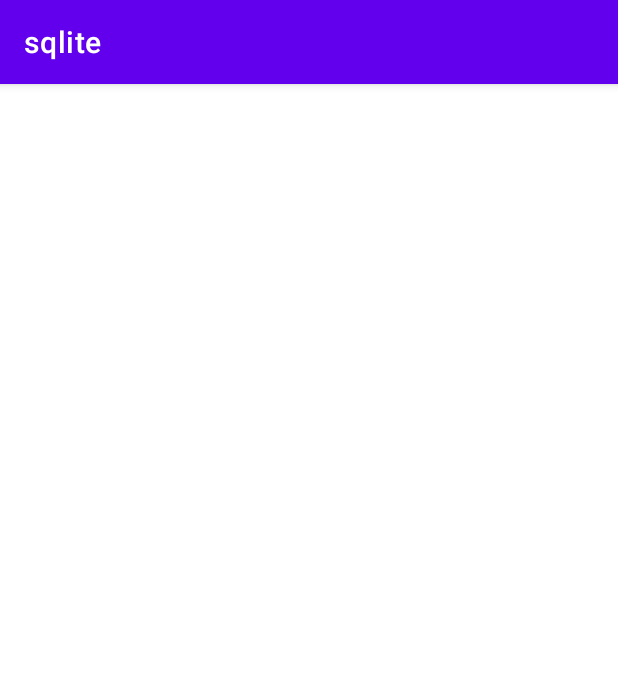
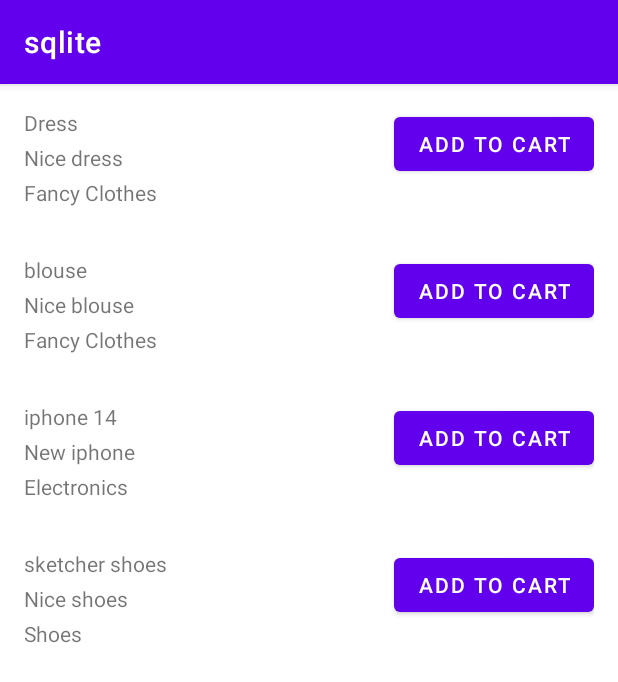
Before and after one commit to devabir93/sqlite, an Android app: the screen it shows after launch (MainActivity), on a phone screen of 412 x 824 dp. Shown: the top 682 px of the screen. Run offline under Robolectric (Android 15) with nearby library versions, the phone set to English and light mode, and no system bars.

```diff
--- a/app/build.gradle
+++ b/app/build.gradle
@@ -26,6 +26,10 @@ android {
         sourceCompatibility JavaVersion.VERSION_17
         targetCompatibility JavaVersion.VERSION_17
     }
+
+    buildFeatures{
+        viewBinding true
+    }
 }
 
 dependencies {
--- a/app/src/main/AndroidManifest.xml
+++ b/app/src/main/AndroidManifest.xml
@@ -13,7 +13,7 @@
         android:theme="@style/Theme.Sqlite"
         tools:targetApi="31">
         <activity
-            android:name=".MainActivity"
+            android:name=".ui.MainActivity"
             android:exported="true">
             <intent-filter>
                 <action android:name="android.intent.action.MAIN" />
--- a/app/src/main/java/ucas/android/sqlite/DBManager.java
+++ /dev/null
@@ -1,70 +0,0 @@
-package ucas.android.sqlite;
-import android.content.ContentValues;
-import android.content.Context;
-import android.database.Cursor;
-import android.database.SQLException;
-import android.database.sqlite.SQLiteDatabase;
-
-import java.util.ArrayList;
-
-/**
- * Created by abeer on 17,May,2023
- */
-public class DBManager {
-
-    private DatabaseHelper dbHelper;
-
-    private Context context;
-
-    private SQLiteDatabase database;
-
-    public DBManager(Context c) {
-        context = c;
-    }
-
-    public DBManager open() throws SQLException {
-        dbHelper = new DatabaseHelper(context);
-        database = dbHelper.getWritableDatabase();
-        return this;
-    }
-
-    public void close() {
-        dbHelper.close();
-    }
-
-    public void insert(Student student) {
-        ContentValues contentValue = new ContentValues();
-        contentValue.put(DatabaseHelper.NAME, student.name);
-        contentValue.put(DatabaseHelper.MAJOR, student.major);
-        database.insert(DatabaseHelper.TABLE_NAME, null, contentValue);
-    }
-
-    public ArrayList<Student> fetch() {
-        String[] columns = new String[] { DatabaseHelper._ID, DatabaseHelper.NAME, DatabaseHelper.MAJOR};
-        Cursor cursor = database.query(DatabaseHelper.TABLE_NAME, columns, null, null, null, null, null);
-        ArrayList<Student> studentArrayList = new ArrayList<>();
-        if (cursor != null) {
-            cursor.moveToFirst();
-            do{
-                int id =cursor.getInt(0);
-                String name = cursor.getString(1);
-                String major = cursor.getString(2);
-                Student student = new Student(id,name,major);
-                studentArrayList.add(student);
-            }while (cursor.moveToNext());
-        }
-        return studentArrayList;
-    }
-
-    public int update(Student student) {
-        ContentValues contentValues = new ContentValues();
-        contentValues.put(DatabaseHelper.NAME, student.name);
-        contentValues.put(DatabaseHelper.MAJOR, student.major);
-        return database.update(DatabaseHelper.TABLE_NAME, contentValues, DatabaseHelper._ID + " = " + student.id, null);
-    }
-
-    public void delete(long _id) {
-        database.delete(DatabaseHelper.TABLE_NAME, DatabaseHelper._ID + "=" + _id, null);
-    }
-
-}
--- a/app/src/main/java/ucas/android/sqlite/DatabaseHelper.java
+++ /dev/null
@@ -1,44 +0,0 @@
-package ucas.android.sqlite;
-
-
-import android.content.Context;
-import android.database.sqlite.SQLiteDatabase;
-import android.database.sqlite.SQLiteOpenHelper;
-/**
- * Created by abeer on 17,May,2023
- */
-public class DatabaseHelper extends SQLiteOpenHelper {
-
-    // Table Name
-    public static final String TABLE_NAME = "STUDENTS";
-
-    // Table columns
-    public static final String _ID = "_id";
-    public static final String NAME = "name";
-    public static final String MAJOR = "major";
-
-    // Database Information
-    static final String DB_NAME = "STUDENTS.DB";
-
-    // database version
-    static final int DB_VERSION = 1;
-
-    // Creating table query
-    private static final String CREATE_TABLE = "create table " + TABLE_NAME + "(" + _ID
-            + " INTEGER PRIMARY KEY AUTOINCREMENT, " + NAME + " TEXT NOT NULL, " + MAJOR + " TEXT);";
-
-    public DatabaseHelper(Context context) {
-        super(context, DB_NAME, null, DB_VERSION);
-    }
-
-    @Override
-    public void onCreate(SQLiteDatabase db) {
-        db.execSQL(CREATE_TABLE);
-    }
-
-    @Override
-    public void onUpgrade(SQLiteDatabase db, int oldVersion, int newVersion) {
-        db.execSQL("DROP TABLE IF EXISTS " + TABLE_NAME);
-        onCreate(db);
-    }
-}
--- a/app/src/main/java/ucas/android/sqlite/MainActivity.java
+++ /dev/null
@@ -1,24 +0,0 @@
-package ucas.android.sqlite;
-
-import androidx.appcompat.app.AppCompatActivity;
-
-import android.os.Bundle;
-import android.util.Log;
-
-import java.util.ArrayList;
-
-public class MainActivity extends AppCompatActivity {
-
-    private DBManager db;
-
-    @Override
-    protected void onCreate(Bundle savedInstanceState) {
-        super.onCreate(savedInstanceState);
-        setContentView(R.layout.activity_main);
-        db = new DBManager(this);
-        db.open();
-        db.insert(new Student("Abir","IT"));
-        ArrayList<Student> studentArrayList= db.fetch();
-        Log.d(MainActivity.class.getSimpleName(),studentArrayList.toString());
-    }
-}
--- /dev/null
+++ b/app/src/main/java/ucas/android/sqlite/ProductListener.java
@@ -0,0 +1,8 @@
+package ucas.android.sqlite;
+
+/**
+ * Created by abeer on 20,May,2023
+ */
+public interface ProductListener {
+    void onAddToCart(int productId, int count);
+}
--- /dev/null
+++ b/app/src/main/java/ucas/android/sqlite/ProductsAdapterReccylerview.java
@@ -0,0 +1,67 @@
+package ucas.android.sqlite;
+
+import android.view.LayoutInflater;
+import android.view.View;
+import android.view.ViewGroup;
+import android.widget.Button;
+import android.widget.TextView;
+
+import androidx.annotation.NonNull;
+import androidx.recyclerview.widget.RecyclerView;
+
+import java.util.ArrayList;
+
+import ucas.android.sqlite.model.Product;
+
+public  class ProductsAdapterReccylerview extends RecyclerView.Adapter<ProductsAdapterReccylerview.ProductViewholder> {
+    ArrayList<Product> productArrayList;
+    ProductListener productListener;
+    public ProductsAdapterReccylerview(ArrayList<Product> productArrayList,ProductListener productListener) {
+        this.productArrayList = productArrayList;
+        this.productListener = productListener;
+    }
+
+    @NonNull
+    @Override
+    public ProductsAdapterReccylerview.ProductViewholder onCreateViewHolder(@NonNull ViewGroup parent, int viewType) {
+        View view = LayoutInflater.from(parent.getContext()).inflate(R.layout.list_item_product , parent , false);
+        return new ProductViewholder(view);
+    }
+
+    @Override
+    public void onBindViewHolder(@NonNull ProductsAdapterReccylerview.ProductViewholder holder, int position) {
+
+        Product product = productArrayList.get(holder.getAdapterPosition());
+        if(product==null)
+            return;
+        holder.nameTv.setText(product.getName());
+        holder.descTv.setText(product.getDescription());
+        holder.categoryTv.setText(product.getCategoryName());
+        holder.addToCartBtn.setOnClickListener(new View.OnClickListener() {
+            @Override
+            public void onClick(View v) {
+                productListener.onAddToCart(product.getId(),position+2);
+            }
+        });
+    }
+
+    @Override
+    public int getItemCount() {
+        if(productArrayList!=null)
+            return productArrayList.size();
+        return 0;
+    }
+
+    static class ProductViewholder extends RecyclerView.ViewHolder{
+
+        TextView nameTv , descTv, categoryTv;
+        Button addToCartBtn;
+        public ProductViewholder(@NonNull View itemView) {
+            super(itemView);
+            nameTv = itemView.findViewById(R.id.product_name_tv);
+            descTv = itemView.findViewById(R.id.product_Desc_tv);
+            categoryTv = itemView.findViewById(R.id.product_category_tv);
+            addToCartBtn = itemView.findViewById(R.id.add_to_cart_btn);
+        }
+    }
+}
--- /dev/null
+++ b/app/src/main/java/ucas/android/sqlite/Utils.java
@@ -0,0 +1,30 @@
+package ucas.android.sqlite;
+
+import java.util.ArrayList;
+
+import ucas.android.sqlite.model.Category;
+import ucas.android.sqlite.model.Product;
+
+/**
+ * Created by abeer on 20,May,2023
+ */
+public class Utils {
+
+    public static ArrayList <Product> getProductList(){
+        ArrayList <Product> productArrayList = new ArrayList<>();
+        productArrayList.add(new Product("Dress","Nice dress",20,1));
+        productArrayList.add(new Product("blouse","Nice blouse",23,1));
+        productArrayList.add(new Product("iphone 14","New iphone",3000,2));
+        productArrayList.add(new Product("sketcher shoes","Nice shoes",250,3));
+        return productArrayList;
+    }
+
+    public static ArrayList<Category> getCategories(){
+        ArrayList<Category> categoryArrayList = new ArrayList<>();
+        categoryArrayList.add(new Category(1,"Fancy Clothes"));
+        categoryArrayList.add(new Category(2,"Electronics"));
+        categoryArrayList.add(new Category(3,"Shoes"));
+        return categoryArrayList;
+
+    }
+}
--- /dev/null
+++ b/app/src/main/java/ucas/android/sqlite/db/DBManager.java
@@ -0,0 +1,118 @@
+package ucas.android.sqlite.db;
+import android.content.ContentValues;
+import android.content.Context;
+import android.database.Cursor;
+import android.database.SQLException;
+import android.database.sqlite.SQLiteDatabase;
+
+import java.util.ArrayList;
+
+import ucas.android.sqlite.model.Cart;
+import ucas.android.sqlite.model.Category;
+import ucas.android.sqlite.model.Product;
+import ucas.android.sqlite.model.Student;
+
+/**
+ * Created by abeer on 17,May,2023
+ */
+public class DBManager {
+
+    private DatabaseHelper dbHelper;
+
+    private Context context;
+
+    private SQLiteDatabase database;
+
+    public DBManager(Context c) {
+        context = c;
+    }
+
+    public DBManager open() throws SQLException {
+        dbHelper = new DatabaseHelper(context);
+        database = dbHelper.getWritableDatabase();
+        return this;
+    }
+
+    public void close() {
+        dbHelper.close();
+    }
+
+    public void insert(Student student) {
+        ContentValues contentValue = new ContentValues();
+        contentValue.put(DatabaseHelper.NAME, student.getName());
+        contentValue.put(DatabaseHelper.MAJOR, student.getMajor());
+        database.insert(DatabaseHelper.TABLE_STUDENTS, null, contentValue);
+    }
+
+    public void insert(Cart cart) {
+        ContentValues contentValue = new ContentValues();
+        contentValue.put(DatabaseHelper.PRODUCT_ID, cart.getProductId());
+        contentValue.put(DatabaseHelper.QUANTITY, cart.getCount());
+        database.insert(DatabaseHelper.TABLE_CART, null, contentValue);
+    }
+    public void insert(Category category) {
+        ContentValues contentValue = new ContentValues();
+        contentValue.put(DatabaseHelper._ID, category.getId());
+        contentValue.put(DatabaseHelper.NAME, category.getName());
+        database.insert(DatabaseHelper.TABLE_CATEGORIES, null, contentValue);
+    }
+
+    public void insert(Product product) {
+        ContentValues contentValue = new ContentValues();
+        contentValue.put(DatabaseHelper.NAME, product.getName());
+        contentValue.put(DatabaseHelper.PRICE, product.getPrice());
+        contentValue.put(DatabaseHelper.DESCRIPTION, product.getDescription());
+        contentValue.put(DatabaseHelper.CATEGORY_ID, product.getCategoryId());
+        database.insert(DatabaseHelper.TABLE_PRODUCTS, null, contentValue);
+    }
+    public ArrayList<Student> fetch() {
+        String[] columns = new String[] { DatabaseHelper._ID, DatabaseHelper.NAME, DatabaseHelper.MAJOR};
+        Cursor cursor = database.query(DatabaseHelper.TABLE_STUDENTS, columns, null, null, null, null, null);
+        ArrayList<Student> studentArrayList = new ArrayList<>();
+        if (cursor != null) {
+            cursor.moveToFirst();
+            do{
+                int id =cursor.getInt(0);
+                String name = cursor.getString(1);
+                String major = cursor.getString(2);
+                Student student = new Student(id,name,major);
+                studentArrayList.add(student);
+            }while (cursor.moveToNext());
+        }
+        return studentArrayList;
+    }
+    public ArrayList<Product> fetchProducts() {
+        String[] columns = new String[] { DatabaseHelper._ID, DatabaseHelper.NAME, DatabaseHelper.DESCRIPTION,DatabaseHelper.PRICE,DatabaseHelper.CATEGORY_ID};
+        Cursor cursor = database.query(DatabaseHelper.TABLE_PRODUCTS, columns, null, null, null, null, null);
+        ArrayList<Product> productArrayList = new ArrayList<>();
+        if (cursor != null) {
+            cursor.moveToFirst();
+            do{
+                int id =cursor.getInt(0);
+                String name = cursor.getString(1);
+                String description = cursor.getString(2);
+                float price = cursor.getFloat(3);
+                int category_id = cursor.getInt(4);
+                Cursor cursorCategory = database.
+                        rawQuery("select "+DatabaseHelper.NAME+" from "+DatabaseHelper.TABLE_CATEGORIES +" where "+DatabaseHelper._ID+" = "+category_id,null);
+                cursorCategory.moveToFirst();
+                String categoryName =cursorCategory.getString(0);
+                Product product = new Product(id,name,description,price,categoryName);
+                productArrayList.add(product);
+            }while (cursor.moveToNext());
+        }
+        return productArrayList;
+    }
+
+    public int update(Student student) {
+        ContentValues contentValues = new ContentValues();
+        contentValues.put(DatabaseHelper.NAME, student.getName());
+       // contentValues.put(DatabaseHelper.MAJOR, student.major);
+        return database.update(DatabaseHelper.TABLE_STUDENTS, contentValues, DatabaseHelper._ID + " = " + student.getId(), null);
+    }
+
+    public void delete(long _id) {
+        database.delete(DatabaseHelper.TABLE_STUDENTS, DatabaseHelper._ID + "=" + _id, null);
+    }
+
+}
--- /dev/null
+++ b/app/src/main/java/ucas/android/sqlite/db/DatabaseHelper.java
@@ -0,0 +1,75 @@
+package ucas.android.sqlite.db;
+
+
+import android.content.Context;
+import android.database.sqlite.SQLiteDatabase;
+import android.database.sqlite.SQLiteOpenHelper;
+/**
+ * Created by abeer on 17,May,2023
+ */
+public class DatabaseHelper extends SQLiteOpenHelper {
+
+    // Table Name
+    public static final String TABLE_PRODUCTS = "PRODUCTS";
+    public static final String TABLE_CATEGORIES = "CATEGORIES";
+    public static final String TABLE_STUDENTS = "STUDENTS";
+
+    public static final String TABLE_CART = "CART";
+    public static final String TABLE_DEPARTMENT = "DEPARTMENT";
+
+    // Table columns
+    public static final String _ID = "_id";
+    public static final String NAME = "name";
+    public static final String PRODUCT_ID = "product_id";
+    public static final String QUANTITY = "quanitiy";
+    public static final String DEP_NAME = "dep_name";
+    public static final String MAJOR = "major";
+    public static final String DESCRIPTION = "description";
+    public static final String CATEGORY_ID = "category_id";
+    public static final String PRICE = "price";
+
+    // Database Information
+    static final String DB_NAME = "STUDENTS.DB";
+
+    // database version
+    static final int DB_VERSION = 4;
+
+    // Creating table query
+    private static final String CREATE_TABLE_STUDENTS = "create table if not exists" + TABLE_STUDENTS + "(" + _ID
+            + " INTEGER PRIMARY KEY AUTOINCREMENT, " + NAME + " TEXT NOT NULL, " + MAJOR + " TEXT);";
+
+    private static final String CREATE_TABLE_PRODUCTS ="create table if not exists "+ TABLE_PRODUCTS +"( "+_ID+" INTEGER PRIMARY key AUTOINCREMENT,"
+            + NAME+" Text Not null,"+ DESCRIPTION+" text,"+ PRICE+" float ,"+CATEGORY_ID +" INTEGER ,foreign key ("+CATEGORY_ID+") references  TABLE_CATEGORIES ("+_ID+"));";
+    private static final String CREATE_TABLE_CATEGORIES = "create table if not exists " + TABLE_CATEGORIES + "(" + _ID
+            + " INTEGER PRIMARY KEY ON CONFLICT REPLACE, " + NAME + " TEXT NOT NULL);";
+
+    private static final String CREATE_TABLE_CART = "create table if not exists " + TABLE_CART + "(" + _ID
+            + " INTEGER PRIMARY KEY ON CONFLICT REPLACE, " + PRODUCT_ID + " INTEGER ," + QUANTITY+" INTEGER,"+
+            " foreign key ("+PRODUCT_ID+") references "+TABLE_PRODUCTS
+            +" ("+_ID+"));";
+
+    private static final String CREATE_TABLE_DEPARTMENTS = "create table if not exists " + TABLE_DEPARTMENT + "(" + _ID
+            + " INTEGER PRIMARY KEY AUTOINCREMENT, " + DEP_NAME + " TEXT NOT NULL );";
+
+    public DatabaseHelper(Context context) {
+        super(context, DB_NAME, null, DB_VERSION);
+    }
+
+    @Override
+    public void onCreate(SQLiteDatabase db) {
+//        db.execSQL(CREATE_TABLE_STUDENTS);
+//        db.execSQL(CREATE_TABLE_DEPARTMENTS);
+        db.execSQL(CREATE_TABLE_CATEGORIES);
+        db.execSQL(CREATE_TABLE_PRODUCTS);
+        db.execSQL(CREATE_TABLE_CART);
+    }
+
+    @Override
+    public void onUpgrade(SQLiteDatabase db, int oldVersion, int newVersion) {
+        db.execSQL("DROP TABLE IF EXISTS " + TABLE_STUDENTS);
+        db.execSQL("DROP TABLE IF EXISTS " + TABLE_PRODUCTS);
+        db.execSQL("DROP TABLE IF EXISTS " + TABLE_CATEGORIES);
+        db.execSQL("DROP TABLE IF EXISTS " + TABLE_CART);
+        onCreate(db);
+    }
+}
--- /dev/null
+++ b/app/src/main/java/ucas/android/sqlite/model/Cart.java
@@ -0,0 +1,28 @@
+package ucas.android.sqlite.model;
+
+/**
+ * Created by abeer on 20,May,2023
+ */
+public class Cart {
+    int productId; int count;
+    public Cart(int productId, int count) {
+        this.productId=productId;
+        this.count=count;
+    }
+
+    public int getProductId() {
+        return productId;
+    }
+
+    public void setProductId(int productId) {
+        this.productId = productId;
+    }
+
+    public int getCount() {
+        return count;
+    }
+
+    public void setCount(int count) {
+        this.count = count;
+    }
+}
--- /dev/null
+++ b/app/src/main/java/ucas/android/sqlite/model/Category.java
@@ -0,0 +1,37 @@
+package ucas.android.sqlite.model;
+
+/**
+ * Created by abeer on 20,May,2023
+ */
+public class Category {
+    int id;
+    String name;
+
+    public Category(String name) {
+        this.name = name;
+    }
+
+    public Category(int id, String name) {
+        this.id = id;
+        this.name = name;
+    }
+
+    public Category() {
+    }
+
+    public int getId() {
+        return id;
+    }
+
+    public void setId(int id) {
+        this.id = id;
+    }
+
+    public String getName() {
+        return name;
+    }
+
+    public void setName(String name) {
+        this.name = name;
+    }
+}
--- /dev/null
+++ b/app/src/main/java/ucas/android/sqlite/model/Product.java
@@ -0,0 +1,105 @@
+package ucas.android.sqlite.model;
+
+/**
+ * Created by abeer on 20,May,2023
+ */
+public class Product {
+    int id;
+    String name;
+    String description;
+    float price;
+    int categoryId;
+
+    String categoryName;
+
+    public Product() {
+    }
+
+    public int getCategoryId() {
+        return categoryId;
+    }
+
+    public String getCategoryName() {
+        return categoryName;
+    }
+
+    public void setCategoryName(String categoryName) {
+        this.categoryName = categoryName;
+    }
+
+    public void setCategoryId(int categoryId) {
+        this.categoryId = categoryId;
+    }
+
+    public Product(String name, String description, float price) {
+        this.name = name;
+        this.description = description;
+        this.price = price;
+    }
+
+    public Product(int id, String name, String description, float price, String categoryName) {
+        this.id = id;
+        this.name = name;
+        this.description = description;
+        this.price = price;
+        this.categoryName = categoryName;
+    }
+
+    public Product(String name, String description, float price, int categoryId) {
+        this.name = name;
+        this.description = description;
+        this.price = price;
+        this.categoryId = categoryId;
+    }
+    public Product(int id, String name, String description, float price,int categoryId) {
+        this.id = id;
+        this.name = name;
+        this.description = description;
+        this.price = price;
+        this.categoryId = categoryId;
+    }
+
+    public int getId() {
+        return id;
+    }
+
+    public void setId(int id) {
+        this.id = id;
+    }
+
+    public String getName() {
+        return name;
+    }
+
+    public void setName(String name) {
+        this.name = name;
+    }
+
+    public String getDescription() {
+        return description;
+    }
+
+    public void setDescription(String description) {
+        this.description = description;
+    }
+
+    public float getPrice() {
+        return price;
+    }
+
+    public void setPrice(float price) {
+        this.price = price;
+    }
+
+    @Override
+    public String toString() {
+        return "Product{" +
+                "id=" + id +
+                ", name='" + name + '\'' +
+                ", description='" + description + '\'' +
+                ", price=" + price +
+                ", categoryId=" + categoryId +
+                ", categoryName='" + categoryName + '\'' +
+                '}';
+    }
+}
--- a/app/src/main/java/ucas/android/sqlite/Student.java
+++ b/app/src/main/java/ucas/android/sqlite/model/Student.java
@@ -1,9 +1,9 @@
-package ucas.android.sqlite;
+package ucas.android.sqlite.model;
 
 /**
  * Created by abeer on 17,May,2023
  */
-class Student {
+public class Student {
     int id;
     String name;
     String major;
--- /dev/null
+++ b/app/src/main/java/ucas/android/sqlite/ui/MainActivity.java
@@ -0,0 +1,58 @@
+package ucas.android.sqlite.ui;
+
+import androidx.appcompat.app.AppCompatActivity;
+import androidx.recyclerview.widget.LinearLayoutManager;
+
+import android.os.Bundle;
+import android.util.Log;
+
+import java.util.ArrayList;
+
+import ucas.android.sqlite.ProductListener;
+import ucas.android.sqlite.ProductsAdapterReccylerview;
+import ucas.android.sqlite.R;
+import ucas.android.sqlite.Utils;
+import ucas.android.sqlite.databinding.ActivityMainBinding;
+import ucas.android.sqlite.db.DBManager;
+import ucas.android.sqlite.model.Cart;
+import ucas.android.sqlite.model.Category;
+import ucas.android.sqlite.model.Product;
+import ucas.android.sqlite.model.Student;
+
+public class MainActivity extends AppCompatActivity implements ProductListener {
+
+    private DBManager db;
+    ProductsAdapterReccylerview productsAdapterReccylerview;
+    ActivityMainBinding binding;
+
+    @Override
+    protected void onCreate(Bundle savedInstanceState) {
+        super.onCreate(savedInstanceState);
+        binding = ActivityMainBinding.inflate(getLayoutInflater());
+        setContentView(binding.getRoot());
+        db = new DBManager(this);
+        db.open();
+        for (Category category : Utils.getCategories()) {
+            db.insert(category);
+        }
+        for (Product product : Utils.getProductList()) {
+            db.insert(product);
+        }
+        ArrayList<Product> productArrayList = db.fetchProducts();
+        initAdapter(productArrayList);
+        Log.d(MainActivity.class.getSimpleName(), productArrayList.toString());
+    }
+
+    private void initAdapter(ArrayList<Product> productArrayList) {
+        productsAdapterReccylerview = new ProductsAdapterReccylerview(productArrayList, this);
+        binding.productsRv.setAdapter(productsAdapterReccylerview);
+        binding.productsRv.setLayoutManager(new LinearLayoutManager(this));
+    }
+
+    @Override
+    public void onAddToCart(int productId, int count) {
+
+        Cart cart = new Cart(productId, count);
+        db.insert(cart);
+    }
+}
--- a/app/src/main/res/layout/activity_main.xml
+++ b/app/src/main/res/layout/activity_main.xml
@@ -4,6 +4,15 @@
     xmlns:tools="http://schemas.android.com/tools"
     android:layout_width="match_parent"
     android:layout_height="match_parent"
-    tools:context=".MainActivity">
+    tools:context=".ui.MainActivity">
 
+    <androidx.recyclerview.widget.RecyclerView
+        app:layout_constraintTop_toTopOf="parent"
+        app:layout_constraintStart_toStartOf="parent"
+        app:layout_constraintEnd_toEndOf="parent"
+        android:id="@+id/products_rv"
+        android:layout_width="0dp"
+        android:layout_height="wrap_content"
+
+        />
 </androidx.constraintlayout.widget.ConstraintLayout>
--- /dev/null
+++ b/app/src/main/res/layout/list_item_product.xml
@@ -0,0 +1,42 @@
+<?xml version="1.0" encoding="utf-8"?>
+<androidx.constraintlayout.widget.ConstraintLayout xmlns:android="http://schemas.android.com/apk/res/android"
+    android:layout_width="match_parent"
+    android:layout_height="wrap_content"
+    android:padding="16dp"
+    xmlns:app="http://schemas.android.com/apk/res-auto">
+
+    <TextView
+        android:id="@+id/product_name_tv"
+        app:layout_constraintEnd_toStartOf="@id/add_to_cart_btn"
+        app:layout_constraintTop_toTopOf="parent"
+        app:layout_constraintStart_toStartOf="parent"
+        android:layout_width="0dp"
+        android:layout_height="wrap_content"
+        />
+    <TextView
+        android:id="@+id/product_Desc_tv"
+        android:layout_marginTop="4dp"
+        app:layout_constraintEnd_toStartOf="@id/add_to_cart_btn"
+        app:layout_constraintTop_toBottomOf="@id/product_name_tv"
+        app:layout_constraintStart_toStartOf="@id/product_name_tv"
+        android:layout_width="0dp"
+        android:layout_height="wrap_content"
+        />
+
+    <TextView
+        android:id="@+id/product_category_tv"
+        android:layout_marginTop="4dp"
+        app:layout_constraintTop_toBottomOf="@id/product_Desc_tv"
+        app:layout_constraintStart_toStartOf="@id/product_name_tv"
+        android:layout_width="wrap_content"
+        android:layout_height="wrap_content"
+        />
+    <Button
+        android:id="@+id/add_to_cart_btn"
+        app:layout_constraintEnd_toEndOf="parent"
+        app:layout_constraintTop_toTopOf="@id/product_name_tv"
+        android:layout_width="wrap_content"
+        android:layout_height="wrap_content"
+        android:text="Add to cart"
+        />
+</androidx.constraintlayout.widget.ConstraintLayout>
```
